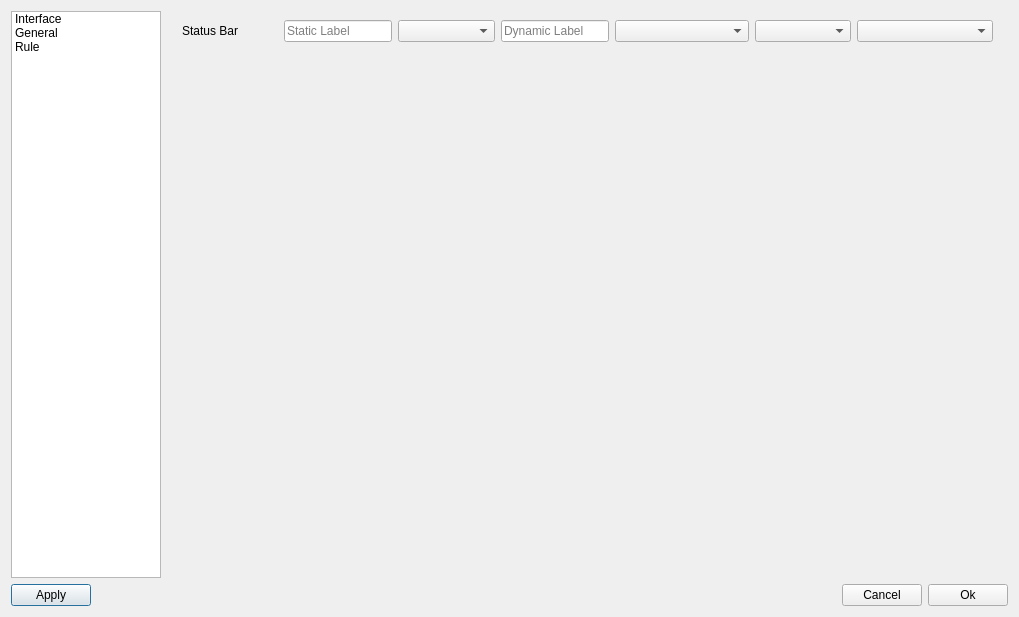
Before: the Qt Designer form dialog/preferences.ui in YtxCash/Ytx, drawn with Qt 5.
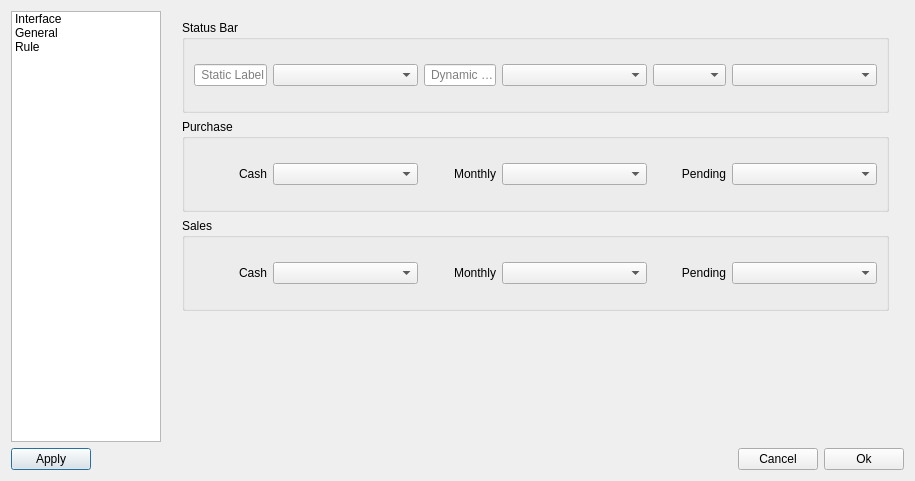
After: the same form once the commit is applied. The open tabs and pages were chosen to show the change.

Commit message: add operations between sections

The edit to the form file:
```diff
--- a/dialog/preferences.ui
+++ b/dialog/preferences.ui
@@ -6,42 +6,11 @@
    <rect>
     <x>0</x>
     <y>0</y>
-    <width>1019</width>
-    <height>617</height>
+    <width>915</width>
+    <height>481</height>
    </rect>
   </property>
   <layout class="QGridLayout" name="gridLayout_2">
-   <item row="0" column="0">
-    <widget class="QListWidget" name="listWidget">
-     <property name="sizePolicy">
-      <sizepolicy hsizetype="Fixed" vsizetype="Expanding">
-       <horstretch>0</horstretch>
-       <verstretch>0</verstretch>
-      </sizepolicy>
-     </property>
-     <property name="maximumSize">
-      <size>
-       <width>150</width>
-       <height>16777215</height>
-      </size>
-     </property>
-     <item>
-      <property name="text">
-       <string>Interface</string>
-      </property>
-     </item>
-     <item>
-      <property name="text">
-       <string>General</string>
-      </property>
-     </item>
-     <item>
-      <property name="text">
-       <string>Rule</string>
-      </property>
-     </item>
-    </widget>
-   </item>
    <item row="1" column="0" colspan="4">
     <layout class="QHBoxLayout" name="horizontalLayout">
      <item>
@@ -348,17 +317,132 @@
       </layout>
      </widget>
      <widget class="QWidget" name="page_3">
-      <layout class="QGridLayout" name="gridLayout_4">
+      <layout class="QGridLayout" name="gridLayout_5">
+       <item row="3" column="0">
+        <spacer name="verticalSpacer_3">
+         <property name="orientation">
+          <enum>Qt::Vertical</enum>
+         </property>
+         <property name="sizeHint" stdset="0">
+          <size>
+           <width>20</width>
+           <height>296</height>
+          </size>
+         </property>
+        </spacer>
+       </item>
+       <item row="2" column="0">
+        <widget class="QGroupBox" name="groupBox_7">
+         <property name="title">
+          <string>Sales</string>
+         </property>
+         <property name="alignment">
+          <set>Qt::AlignLeading|Qt::AlignLeft|Qt::AlignTop</set>
+         </property>
+         <layout class="QGridLayout" name="gridLayout_4" columnstretch="1,2,1,2,1,2">
+          <property name="topMargin">
+           <number>24</number>
+          </property>
+          <property name="bottomMargin">
+           <number>24</number>
+          </property>
        <item row="0" column="0">
-        <layout class="QHBoxLayout" name="horizontalLayout_2">
-         <item>
           <widget class="QLabel" name="label_2">
+            <property name="sizePolicy">
+             <sizepolicy hsizetype="Preferred" vsizetype="Fixed">
+              <horstretch>0</horstretch>
+              <verstretch>0</verstretch>
+             </sizepolicy>
+            </property>
            <property name="text">
+             <string>Cash</string>
+            </property>
+            <property name="alignment">
+             <set>Qt::AlignRight|Qt::AlignTrailing|Qt::AlignVCenter</set>
+            </property>
+           </widget>
+          </item>
+          <item row="0" column="1">
+           <widget class="QComboBox" name="comboStatic_4">
+            <property name="sizePolicy">
+             <sizepolicy hsizetype="Expanding" vsizetype="Fixed">
+              <horstretch>0</horstretch>
+              <verstretch>0</verstretch>
+             </sizepolicy>
+            </property>
+           </widget>
+          </item>
+          <item row="0" column="2">
+           <widget class="QLabel" name="label_3">
+            <property name="sizePolicy">
+             <sizepolicy hsizetype="Preferred" vsizetype="Fixed">
+              <horstretch>0</horstretch>
+              <verstretch>0</verstretch>
+             </sizepolicy>
+            </property>
+            <property name="text">
+             <string>Monthly</string>
+            </property>
+            <property name="alignment">
+             <set>Qt::AlignRight|Qt::AlignTrailing|Qt::AlignVCenter</set>
+            </property>
+           </widget>
+          </item>
+          <item row="0" column="3">
+           <widget class="QComboBox" name="comboDynamicLhs_4">
+            <property name="sizePolicy">
+             <sizepolicy hsizetype="Expanding" vsizetype="Fixed">
+              <horstretch>0</horstretch>
+              <verstretch>0</verstretch>
+             </sizepolicy>
+            </property>
+           </widget>
+          </item>
+          <item row="0" column="4">
+           <widget class="QLabel" name="label_10">
+            <property name="sizePolicy">
+             <sizepolicy hsizetype="Preferred" vsizetype="Fixed">
+              <horstretch>0</horstretch>
+              <verstretch>0</verstretch>
+             </sizepolicy>
+            </property>
+            <property name="text">
+             <string>Pending</string>
+            </property>
+            <property name="alignment">
+             <set>Qt::AlignRight|Qt::AlignTrailing|Qt::AlignVCenter</set>
+            </property>
+           </widget>
+          </item>
+          <item row="0" column="5">
+           <widget class="QComboBox" name="comboDynamicRhs_4">
+            <property name="sizePolicy">
+             <sizepolicy hsizetype="Expanding" vsizetype="Fixed">
+              <horstretch>0</horstretch>
+              <verstretch>0</verstretch>
+             </sizepolicy>
+            </property>
+           </widget>
+          </item>
+         </layout>
+        </widget>
+       </item>
+       <item row="0" column="0">
+        <widget class="QGroupBox" name="groupBox_2">
+         <property name="title">
             <string>Status Bar</string>
            </property>
-          </widget>
-         </item>
-         <item>
+         <property name="alignment">
+          <set>Qt::AlignLeading|Qt::AlignLeft|Qt::AlignTop</set>
+         </property>
+         <layout class="QGridLayout" name="gridLayout_6" columnstretch="1,2,1,2,1,2">
+          <property name="topMargin">
+           <number>24</number>
+          </property>
+          <property name="bottomMargin">
+           <number>24</number>
+          </property>
+          <item row="0" column="0">
           <widget class="QLineEdit" name="lineStatic">
            <property name="sizePolicy">
             <sizepolicy hsizetype="Preferred" vsizetype="Fixed">
@@ -366,25 +450,25 @@
              <verstretch>0</verstretch>
             </sizepolicy>
            </property>
+            <property name="alignment">
+             <set>Qt::AlignRight|Qt::AlignTrailing|Qt::AlignVCenter</set>
+            </property>
            <property name="placeholderText">
             <string>Static Label</string>
            </property>
           </widget>
          </item>
-         <item>
+          <item row="0" column="1">
           <widget class="QComboBox" name="comboStatic">
            <property name="sizePolicy">
-            <sizepolicy hsizetype="Preferred" vsizetype="Fixed">
+             <sizepolicy hsizetype="Expanding" vsizetype="Fixed">
              <horstretch>0</horstretch>
              <verstretch>0</verstretch>
             </sizepolicy>
            </property>
-           <property name="placeholderText">
-            <string>Static Node</string>
-           </property>
-          </widget>
-         </item>
-         <item>
+           </widget>
+          </item>
+          <item row="0" column="2">
           <widget class="QLineEdit" name="lineDynamic">
            <property name="sizePolicy">
             <sizepolicy hsizetype="Preferred" vsizetype="Fixed">
@@ -392,25 +476,15 @@
              <verstretch>0</verstretch>
             </sizepolicy>
            </property>
+            <property name="alignment">
+             <set>Qt::AlignRight|Qt::AlignTrailing|Qt::AlignVCenter</set>
+            </property>
            <property name="placeholderText">
             <string>Dynamic Label</string>
            </property>
           </widget>
          </item>
-         <item>
-          <widget class="QComboBox" name="comboDynamicLhs">
-           <property name="sizePolicy">
-            <sizepolicy hsizetype="Preferred" vsizetype="Fixed">
-             <horstretch>0</horstretch>
-             <verstretch>0</verstretch>
-            </sizepolicy>
-           </property>
-           <property name="placeholderText">
-            <string>Dynamic Node Lhs</string>
-           </property>
-          </widget>
-         </item>
-         <item>
+          <item row="0" column="4">
           <widget class="QComboBox" name="comboOperation">
            <property name="sizePolicy">
             <sizepolicy hsizetype="Preferred" vsizetype="Fixed">
@@ -418,35 +492,160 @@
              <verstretch>0</verstretch>
             </sizepolicy>
            </property>
-           <property name="placeholderText">
-            <string>Operation</string>
-           </property>
-          </widget>
-         </item>
-         <item>
+           </widget>
+          </item>
+          <item row="0" column="5">
           <widget class="QComboBox" name="comboDynamicRhs">
-           <property name="placeholderText">
-            <string>Dynamic Node Rhs</string>
+            <property name="sizePolicy">
+             <sizepolicy hsizetype="Expanding" vsizetype="Fixed">
+              <horstretch>0</horstretch>
+              <verstretch>0</verstretch>
+             </sizepolicy>
+            </property>
+           </widget>
+          </item>
+          <item row="0" column="3">
+           <widget class="QComboBox" name="comboDynamicLhs">
+            <property name="sizePolicy">
+             <sizepolicy hsizetype="Expanding" vsizetype="Fixed">
+              <horstretch>0</horstretch>
+              <verstretch>0</verstretch>
+             </sizepolicy>
            </property>
           </widget>
          </item>
         </layout>
+        </widget>
        </item>
        <item row="1" column="0">
-        <spacer name="verticalSpacer_3">
-         <property name="orientation">
-          <enum>Qt::Vertical</enum>
+        <widget class="QGroupBox" name="groupBox_8">
+         <property name="title">
+          <string>Purchase</string>
          </property>
-         <property name="sizeHint" stdset="0">
+         <property name="alignment">
+          <set>Qt::AlignLeading|Qt::AlignLeft|Qt::AlignTop</set>
+         </property>
+         <layout class="QGridLayout" name="gridLayout_7" columnstretch="1,2,1,2,1,2">
+          <property name="topMargin">
+           <number>24</number>
+          </property>
+          <property name="bottomMargin">
+           <number>24</number>
+          </property>
+          <item row="0" column="0">
+           <widget class="QLabel" name="label_15">
+            <property name="sizePolicy">
+             <sizepolicy hsizetype="Preferred" vsizetype="Fixed">
+              <horstretch>0</horstretch>
+              <verstretch>0</verstretch>
+             </sizepolicy>
+            </property>
+            <property name="text">
+             <string>Cash</string>
+            </property>
+            <property name="alignment">
+             <set>Qt::AlignRight|Qt::AlignTrailing|Qt::AlignVCenter</set>
+            </property>
+           </widget>
+          </item>
+          <item row="0" column="1">
+           <widget class="QComboBox" name="comboStatic_5">
+            <property name="sizePolicy">
+             <sizepolicy hsizetype="Expanding" vsizetype="Fixed">
+              <horstretch>0</horstretch>
+              <verstretch>0</verstretch>
+             </sizepolicy>
+            </property>
+           </widget>
+          </item>
+          <item row="0" column="2">
+           <widget class="QLabel" name="label_16">
+            <property name="sizePolicy">
+             <sizepolicy hsizetype="Preferred" vsizetype="Fixed">
+              <horstretch>0</horstretch>
+              <verstretch>0</verstretch>
+             </sizepolicy>
+            </property>
+            <property name="text">
+             <string>Monthly</string>
+            </property>
+            <property name="alignment">
+             <set>Qt::AlignRight|Qt::AlignTrailing|Qt::AlignVCenter</set>
+            </property>
+           </widget>
+          </item>
+          <item row="0" column="3">
+           <widget class="QComboBox" name="comboDynamicLhs_5">
+            <property name="sizePolicy">
+             <sizepolicy hsizetype="Expanding" vsizetype="Fixed">
+              <horstretch>0</horstretch>
+              <verstretch>0</verstretch>
+             </sizepolicy>
+            </property>
+           </widget>
+          </item>
+          <item row="0" column="4">
+           <widget class="QLabel" name="label_17">
+            <property name="sizePolicy">
+             <sizepolicy hsizetype="Preferred" vsizetype="Fixed">
+              <horstretch>0</horstretch>
+              <verstretch>0</verstretch>
+             </sizepolicy>
+            </property>
+            <property name="text">
+             <string>Pending</string>
+            </property>
+            <property name="alignment">
+             <set>Qt::AlignRight|Qt::AlignTrailing|Qt::AlignVCenter</set>
+            </property>
+           </widget>
+          </item>
+          <item row="0" column="5">
+           <widget class="QComboBox" name="comboDynamicRhs_5">
+            <property name="sizePolicy">
+             <sizepolicy hsizetype="Expanding" vsizetype="Fixed">
+              <horstretch>0</horstretch>
+              <verstretch>0</verstretch>
+             </sizepolicy>
+            </property>
+           </widget>
+          </item>
+         </layout>
+        </widget>
+       </item>
+      </layout>
+     </widget>
+    </widget>
+   </item>
+   <item row="0" column="0">
+    <widget class="QListWidget" name="listWidget">
+     <property name="sizePolicy">
+      <sizepolicy hsizetype="Fixed" vsizetype="Expanding">
+       <horstretch>0</horstretch>
+       <verstretch>0</verstretch>
+      </sizepolicy>
+     </property>
+     <property name="maximumSize">
           <size>
-           <width>20</width>
-           <height>439</height>
-          </size>
-         </property>
-        </spacer>
-       </item>
-      </layout>
-     </widget>
+       <width>150</width>
+       <height>16777215</height>
+      </size>
+     </property>
+     <item>
+      <property name="text">
+       <string>Interface</string>
+      </property>
+     </item>
+     <item>
+      <property name="text">
+       <string>General</string>
+      </property>
+     </item>
+     <item>
+      <property name="text">
+       <string>Rule</string>
+      </property>
+     </item>
     </widget>
    </item>
   </layout>
```
Left out of the diff: 2 changed lines with no effect on the pictures. Lines whose indentation alone changed are shown as unchanged. The commit also changes 83 other files.
